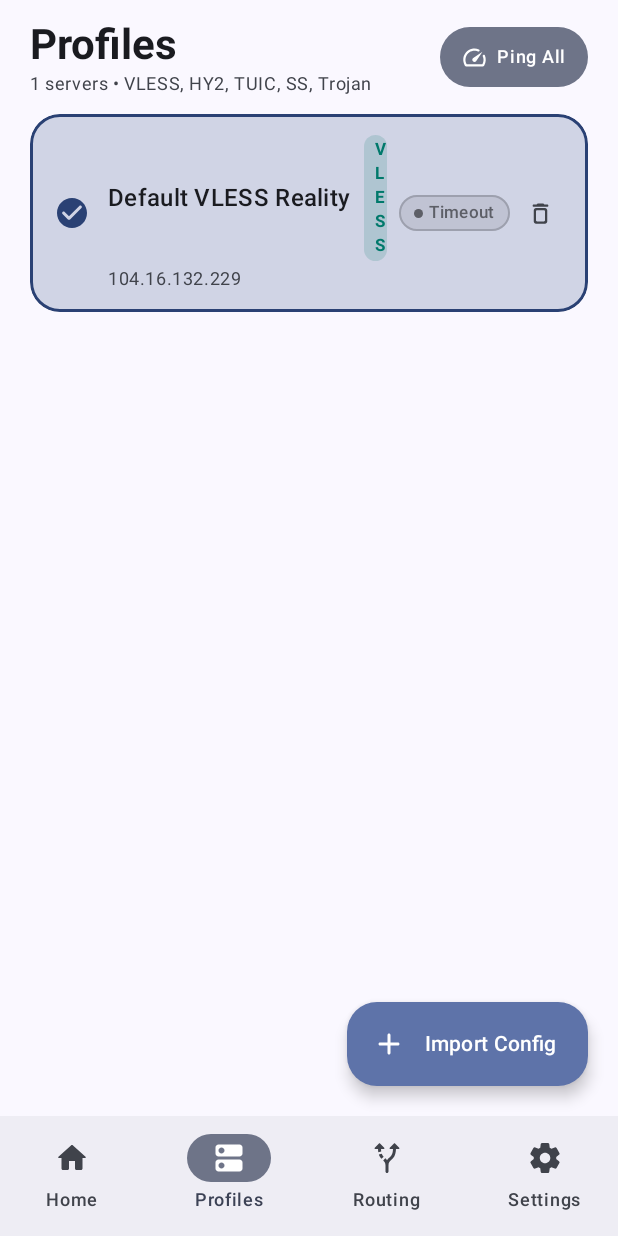
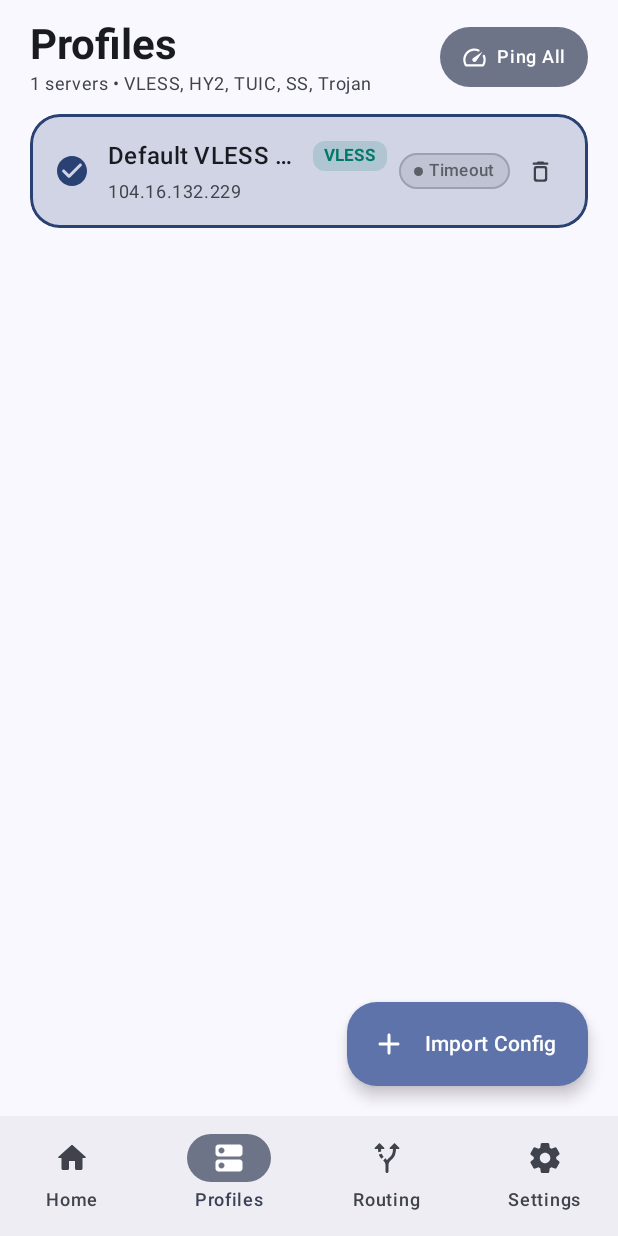
Before and after one commit to zenAlpha1337/ZenGuard, an Android app built with Jetpack Compose: the ProfilesScreen screen opened through its navigation route, on a phone screen of 412 x 824 dp. Run offline under Robolectric (Android 15) with nearby library versions, the phone set to English and light mode, and no system bars.

Commit message:
fix(ui): prevent protocol badge squishing and show engine status detail
Co-authored-by: Antigravity <antigravity@users.noreply.github.com>

```diff
--- a/app/src/main/java/com/zenguard/app/ui/screens/home/HomeScreen.kt
+++ b/app/src/main/java/com/zenguard/app/ui/screens/home/HomeScreen.kt
@@ -48,6 +48,7 @@ import androidx.compose.ui.draw.scale
 import androidx.compose.ui.hapticfeedback.HapticFeedbackType
 import androidx.compose.ui.platform.LocalHapticFeedback
 import androidx.compose.ui.text.font.FontWeight
+import androidx.compose.ui.text.style.TextOverflow
 import androidx.compose.ui.unit.dp
 import com.zenguard.app.core.model.ProxyMode
 import com.zenguard.app.core.model.TrafficStats
@@ -66,6 +67,7 @@ fun HomeScreen(
     activeProfileName: String,
     onToggleConnection: () -> Unit,
     onSelectMode: (ProxyMode) -> Unit,
+    statusDetail: String? = null,
     modifier: Modifier = Modifier
 ) {
     val haptic = LocalHapticFeedback.current
@@ -115,7 +117,7 @@ fun HomeScreen(
             horizontalArrangement = Arrangement.SpaceBetween,
             verticalAlignment = Alignment.CenterVertically
         ) {
-            Column {
+            Column(modifier = Modifier.weight(1f, fill = false)) {
                 Text(
                     text = "ZenGuard",
                     style = MaterialTheme.typography.headlineMedium,
@@ -138,7 +140,19 @@ fun HomeScreen(
                         color = accentColor
                     )
                 }
+                if (!statusDetail.isNullOrBlank()) {
+                    Spacer(Modifier.height(2.dp))
+                    Text(
+                        text = statusDetail,
+                        style = MaterialTheme.typography.bodySmall,
+                        color = MaterialTheme.colorScheme.onSurfaceVariant,
+                        maxLines = 1,
+                        overflow = TextOverflow.Ellipsis
+                    )
+                }
             }
+
+            Spacer(Modifier.width(12.dp))
 
             Surface(
                 shape = RoundedCornerShape(50),
--- a/app/src/main/java/com/zenguard/app/ui/screens/profiles/ProfilesScreen.kt
+++ b/app/src/main/java/com/zenguard/app/ui/screens/profiles/ProfilesScreen.kt
@@ -291,13 +291,14 @@ private fun ServerProfileCard(
 
                 Spacer(Modifier.width(12.dp))
 
-                Column {
+                Column(modifier = Modifier.weight(1f)) {
                     Row(
                         verticalAlignment = Alignment.CenterVertically,
                         horizontalArrangement = Arrangement.spacedBy(8.dp)
                     ) {
                         Text(
                             text = profile.name,
+                            modifier = Modifier.weight(1f, fill = false),
                             style = MaterialTheme.typography.titleMedium,
                             fontWeight = FontWeight.SemiBold,
                             maxLines = 1,
@@ -367,7 +368,9 @@ private fun ProtocolBadge(protocol: String) {
             modifier = Modifier.padding(horizontal = 7.dp, vertical = 2.dp),
             style = MaterialTheme.typography.labelSmall,
             fontWeight = FontWeight.Bold,
-            color = badgeColor
+            color = badgeColor,
+            maxLines = 1,
+            softWrap = false
         )
     }
 }
```
